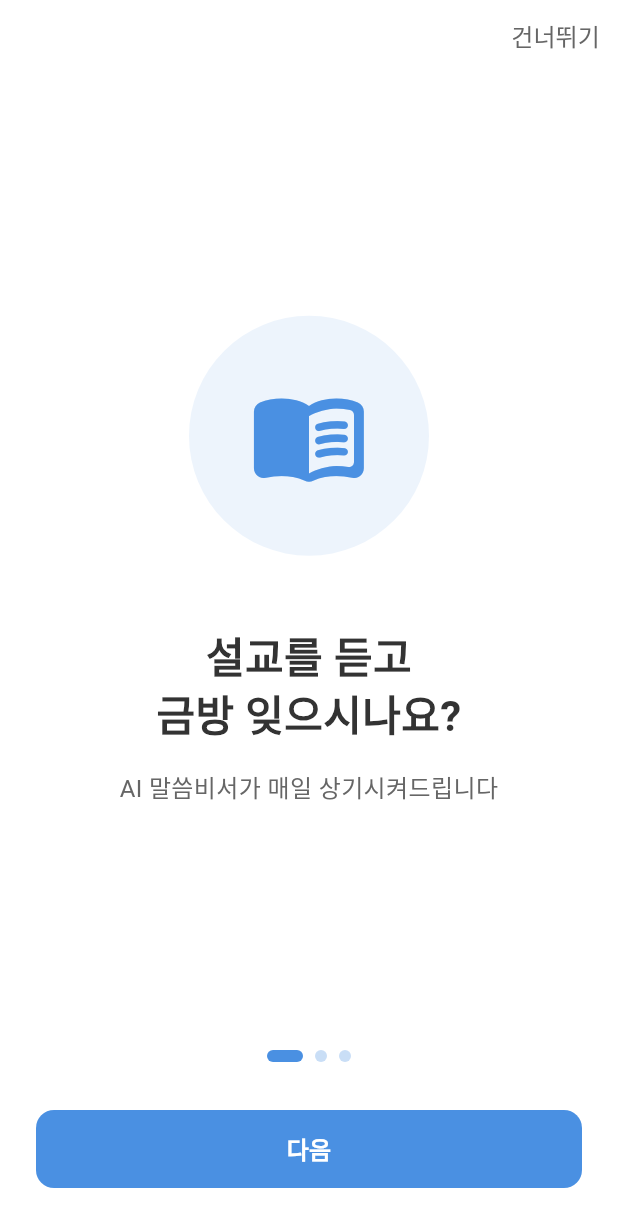
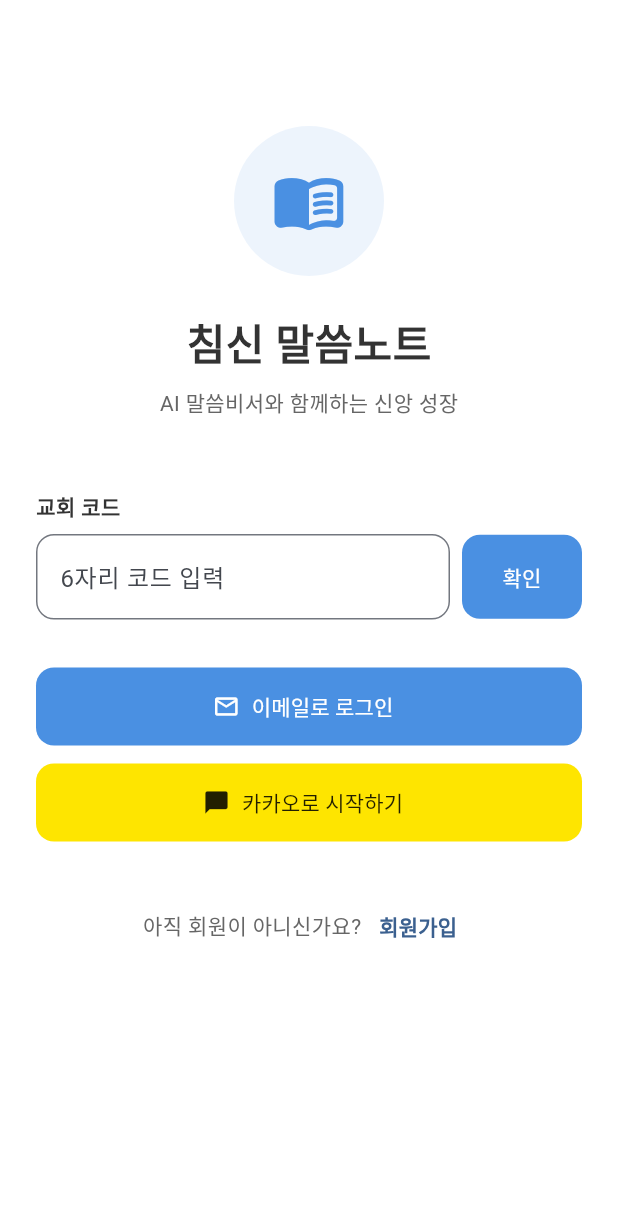
Before and after one commit to nanoset100/logosflow, a Flutter app: the screen it shows after launch, after a tap on "건너뛰기", on a phone screen of 412 x 824 dp. Shown: the top 1227 px of the screen. Run offline on Flutter 3.47's test engine with Material 3 defaults, Android fonts, the phone set to English and light mode, and no system bars; our stand-ins replace firebase_core, flutter_riverpod; accounts and stored records are empty; Roboto replaces fonts that are missing (Pretendard).

Commit message:
feat: 로그인 화면 구현 및 온보딩 연결
- LoginScreen 생성 (교회 코드 입력, 이메일/카카오 로그인 UI)
- OnboardingScreen → LoginScreen 네비게이션 연결 (다음/건너뛰기)

Co-Authored-By: Claude Sonnet 4.6 <noreply@anthropic.com>

```diff
--- /dev/null
+++ b/chimshin/lib/presentation/screens/auth/login_screen.dart
@@ -0,0 +1,290 @@
+import 'package:flutter/material.dart';
+import '../../../core/config/app_config.dart';
+import '../../../core/constants/colors.dart';
+import '../../../core/constants/strings.dart';
+
+class LoginScreen extends StatefulWidget {
+  const LoginScreen({super.key});
+
+  @override
+  State<LoginScreen> createState() => _LoginScreenState();
+}
+
+class _LoginScreenState extends State<LoginScreen> {
+  final TextEditingController _churchCodeController = TextEditingController();
+  bool _isLoading = false;
+  String? _churchName;
+
+  @override
+  void dispose() {
+    _churchCodeController.dispose();
+    super.dispose();
+  }
+
+  Future<void> _verifyChurchCode() async {
+    final code = _churchCodeController.text.trim();
+
+    if (code.isEmpty) {
+      _showSnackBar('교회 코드를 입력해주세요');
+      return;
+    }
+
+    if (code.length != 6) {
+      _showSnackBar('교회 코드는 6자리입니다');
+      return;
+    }
+
+    setState(() {
+      _isLoading = true;
+    });
+
+    // TODO: Firestore에서 교회 코드 검증
+    await Future.delayed(const Duration(seconds: 1));
+
+    setState(() {
+      _isLoading = false;
+      _churchName = '강남중앙침례교회'; // 테스트용
+    });
+  }
+
+  void _loginWithEmail() {
+    if (_churchName == null) {
+      _showSnackBar('먼저 교회 코드를 입력해주세요');
+      return;
+    }
+
+    // TODO: 이메일 로그인 화면으로 이동
+    _showSnackBar('이메일 로그인 (개발 예정)');
+  }
+
+  void _loginWithKakao() {
+    if (_churchName == null) {
+      _showSnackBar('먼저 교회 코드를 입력해주세요');
+      return;
+    }
+
+    // TODO: 카카오 로그인
+    _showSnackBar('카카오 로그인 (개발 예정)');
+  }
+
+  void _goToSignUp() {
+    // TODO: 회원가입 화면으로 이동
+    _showSnackBar('회원가입 (개발 예정)');
+  }
+
+  void _showSnackBar(String message) {
+    ScaffoldMessenger.of(context).showSnackBar(
+      SnackBar(content: Text(message)),
+    );
+  }
+
+  @override
+  Widget build(BuildContext context) {
+    return Scaffold(
+      backgroundColor: Colors.white,
+      body: SafeArea(
+        child: SingleChildScrollView(
+          padding: const EdgeInsets.all(24.0),
+          child: Column(
+            children: [
+              const SizedBox(height: 60),
+
+              // 로고
+              Container(
+                width: 100,
+                height: 100,
+                decoration: BoxDecoration(
+                  color: AppColors.primary.withValues(alpha: 0.1),
+                  shape: BoxShape.circle,
+                ),
+                child: const Icon(
+                  Icons.menu_book_rounded,
+                  size: 50,
+                  color: AppColors.primary,
+                ),
+              ),
+
+              const SizedBox(height: 24),
+
+              // 앱 이름
+              const Text(
+                AppConfig.appName,
+                style: TextStyle(
+                  fontSize: 28,
+                  fontWeight: FontWeight.bold,
+                  color: AppColors.textPrimary,
+                ),
+              ),
+
+              const SizedBox(height: 8),
+
+              const Text(
+                AppStrings.appTagline,
+                style: TextStyle(
+                  fontSize: 14,
+                  color: AppColors.textSecondary,
+                ),
+              ),
+
+              const SizedBox(height: 48),
+
+              // 교회 코드 입력
+              Column(
+                crossAxisAlignment: CrossAxisAlignment.start,
+                children: [
+                  const Text(
+                    '교회 코드',
+                    style: TextStyle(
+                      fontSize: 14,
+                      fontWeight: FontWeight.w600,
+                      color: AppColors.textPrimary,
+                    ),
+                  ),
+                  const SizedBox(height: 8),
+                  Row(
+                    children: [
+                      Expanded(
+                        child: TextField(
+                          controller: _churchCodeController,
+                          keyboardType: TextInputType.number,
+                          maxLength: 6,
+                          decoration: InputDecoration(
+                            hintText: '6자리 코드 입력',
+                            counterText: '',
+                            border: OutlineInputBorder(
+                              borderRadius: BorderRadius.circular(12),
+                            ),
+                            focusedBorder: OutlineInputBorder(
+                              borderRadius: BorderRadius.circular(12),
+                              borderSide: const BorderSide(
+                                color: AppColors.primary,
+                                width: 2,
+                              ),
+                            ),
+                          ),
+                          onChanged: (value) {
+                            if (_churchName != null) {
+                              setState(() {
+                                _churchName = null;
+                              });
+                            }
+                          },
+                        ),
+                      ),
+                      const SizedBox(width: 8),
+                      ElevatedButton(
+                        onPressed: _isLoading ? null : _verifyChurchCode,
+                        style: ElevatedButton.styleFrom(
+                          minimumSize: const Size(80, 56),
+                        ),
+                        child: _isLoading
+                            ? const SizedBox(
+                                width: 20,
+                                height: 20,
+                                child: CircularProgressIndicator(
+                                  strokeWidth: 2,
+                                  valueColor: AlwaysStoppedAnimation<Color>(
+                                    Colors.white,
+                                  ),
+                                ),
+                              )
+                            : const Text('확인'),
+                      ),
+                    ],
+                  ),
+
+                  // 교회명 표시
+                  if (_churchName != null) ...[
+                    const SizedBox(height: 12),
+                    Container(
+                      padding: const EdgeInsets.all(12),
+                      decoration: BoxDecoration(
+                        color: AppColors.primary.withValues(alpha: 0.1),
+                        borderRadius: BorderRadius.circular(8),
+                      ),
+                      child: Row(
+                        children: [
+                          const Icon(
+                            Icons.check_circle,
+                            color: AppColors.primary,
+                            size: 20,
+                          ),
+                          const SizedBox(width: 8),
+                          Text(
+                            _churchName!,
+                            style: const TextStyle(
+                              fontSize: 14,
+                              fontWeight: FontWeight.w600,
+                              color: AppColors.primary,
+                            ),
+                          ),
+                        ],
+                      ),
+                    ),
+                  ],
+                ],
+              ),
+
+              const SizedBox(height: 32),
+
+              // 이메일 로그인 버튼
+              SizedBox(
+                width: double.infinity,
+                child: ElevatedButton.icon(
+                  onPressed: _loginWithEmail,
+                  icon: const Icon(Icons.email_outlined),
+                  label: const Text('이메일로 로그인'),
+                  style: ElevatedButton.styleFrom(
+                    backgroundColor: AppColors.primary,
+                  ),
+                ),
+              ),
+
+              const SizedBox(height: 12),
+
+              // 카카오 로그인 버튼
+              SizedBox(
+                width: double.infinity,
+                child: ElevatedButton.icon(
+                  onPressed: _loginWithKakao,
+                  icon: const Icon(Icons.chat_bubble),
+                  label: const Text('카카오로 시작하기'),
+                  style: ElevatedButton.styleFrom(
+                    backgroundColor: const Color(0xFFFEE500),
+                    foregroundColor: Colors.black87,
+                  ),
+                ),
+              ),
+
+              const SizedBox(height: 32),
+
+              // 회원가입 링크
+              Row(
+                mainAxisAlignment: MainAxisAlignment.center,
+                children: [
+                  const Text(
+                    '아직 회원이 아니신가요?',
+                    style: TextStyle(
+                      fontSize: 14,
+                      color: AppColors.textSecondary,
+                    ),
+                  ),
+                  TextButton(
+                    onPressed: _goToSignUp,
+                    child: const Text(
+                      '회원가입',
+                      style: TextStyle(
+                        fontSize: 14,
+                        fontWeight: FontWeight.w600,
+                      ),
+                    ),
+                  ),
+                ],
+              ),
+            ],
+          ),
+        ),
+      ),
+    );
+  }
+}
--- a/chimshin/lib/presentation/screens/onboarding/onboarding_screen.dart
+++ b/chimshin/lib/presentation/screens/onboarding/onboarding_screen.dart
@@ -3,6 +3,7 @@ import '../../../core/constants/colors.dart';
 import '../../../core/constants/strings.dart';
 import '../../../data/models/onboarding_model.dart';
 import '../../widgets/onboarding_page.dart';
+import '../auth/login_screen.dart';
 
 class OnboardingScreen extends StatefulWidget {
   const OnboardingScreen({super.key});
@@ -34,20 +35,18 @@ class _OnboardingScreenState extends State<OnboardingScreen> {
         curve: Curves.easeInOut,
       );
     } else {
-      // TODO: 로그인 화면으로 이동
-      // Navigator.pushReplacement(
-      //   context,
-      //   MaterialPageRoute(builder: (context) => const LoginScreen()),
-      // );
+      Navigator.pushReplacement(
+        context,
+        MaterialPageRoute(builder: (context) => const LoginScreen()),
+      );
     }
   }
 
   void _skip() {
-    // TODO: 로그인 화면으로 이동
-    // Navigator.pushReplacement(
-    //   context,
-    //   MaterialPageRoute(builder: (context) => const LoginScreen()),
-    // );
+    Navigator.pushReplacement(
+      context,
+      MaterialPageRoute(builder: (context) => const LoginScreen()),
+    );
   }
 
   @override
```
